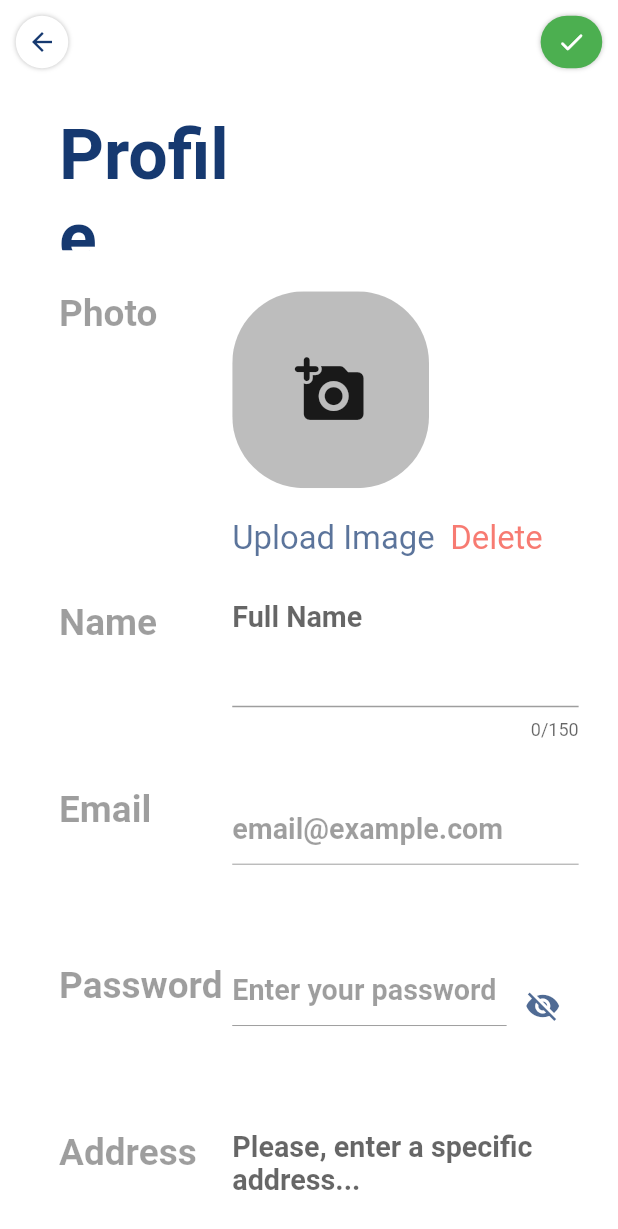
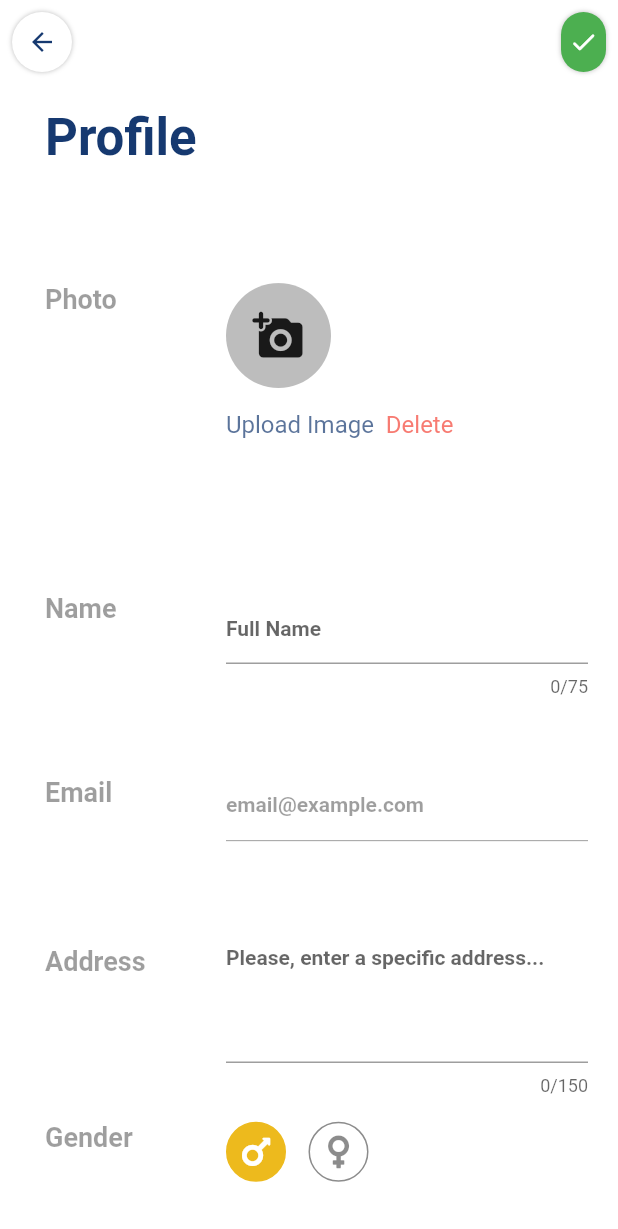
Before and after one commit to omarmeciry21/Shopping-Cart, a Flutter app: the ProfileScreen screen opened by its route, on a phone screen of 412 x 824 dp. Shown: the top 1229 px of the screen. Run offline on Flutter 3.47's test engine with Material 2 defaults, Android fonts, the light colour scheme and no system bars; our stand-ins replace cloud_firestore, firebase_auth, firebase_core, firebase_storage, flutter_slidable, font_awesome_flutter and 3 more; missing offline and left inert: splash_screen_view; accounts and stored records are empty.

Commit message:
git commit

```diff
--- a/lib/ui/about_us/screens/about_us_screen.dart
+++ b/lib/ui/about_us/screens/about_us_screen.dart
@@ -116,7 +116,8 @@ class AboutUsScreen extends StatelessWidget {
                   ),
                   title: Text(
                     'omarmeciry21@gmail.com',
-                    style: kScreenTitleTextStyle(context),
+                    style:
+                        kScreenTitleTextStyle(context).copyWith(fontSize: 16),
                   ),
                 ),
               ),
--- a/lib/ui/login/screens/login_screen.dart
+++ b/lib/ui/login/screens/login_screen.dart
@@ -163,7 +163,7 @@ class _LoginScreenState extends State<LoginScreen> {
                                   duration: Toast.LENGTH_LONG,
                                   textColor: Colors.white,
                                   backgroundColor:
-                                      Colors.grey.withOpacity(0.75));
+                                      Colors.red.withOpacity(0.75));
                             }
 
                             setState(() {
--- a/lib/ui/my_cart/widgets/cart_item_list_widget.dart
+++ b/lib/ui/my_cart/widgets/cart_item_list_widget.dart
@@ -62,7 +62,7 @@ class CartItemListWidget extends StatelessWidget {
                 crossAxisAlignment: CrossAxisAlignment.start,
                 children: [
                   Text(
-                    '${currentProduct.title}',
+                    '${currentProduct.title.length > 15 ? currentProduct.title.substring(0, 15) + '...' : currentProduct.title}',
                     style: kTitleTextStyle(context).copyWith(fontSize: 18),
                   ),
                   SizedBox(
@@ -70,7 +70,7 @@ class CartItemListWidget extends StatelessWidget {
                   ),
                   Text(
                     '${currentProduct.moneySymbol}${currentProduct.price} x ${cartNotifier.items[index].quantity}',
-                    style: kTitleTextStyle(context).copyWith(fontSize: 18),
+                    style: kTitleTextStyle(context).copyWith(fontSize: 14),
                   ),
                 ],
               ),
--- a/lib/ui/profile/screens/profile_screen.dart
+++ b/lib/ui/profile/screens/profile_screen.dart
@@ -89,15 +89,26 @@ class ProfileScreen extends StatelessWidget {
               .copyWith(left: getAdaptiveWidth(30, context)),
           child: ListView(
             children: [
-              ProfileSingleItemRow(
-                firstChild: Text(
+              Container(
+                height: getAppHegiht(context) / 7,
+                child: Padding(
+                  padding: EdgeInsets.symmetric(
+                      vertical: getAdaptiveHeight(10, context)),
+                  child: Row(
+                    crossAxisAlignment: CrossAxisAlignment.start,
+                    children: [
+                      Expanded(
+                        child: Text(
                           'Profile',
                           style: kTitleTextStyle(context).copyWith(
                             fontSize: getAdaptiveHeight(34, context),
                             fontWeight: FontWeight.bold,
                           ),
                         ),
-                secondChild: Container(),
+                      ),
+                    ],
+                  ),
+                ),
               ),
               ImageSection(),
               Consumer<ProfileNotifier>(
@@ -112,9 +123,6 @@ class ProfileScreen extends StatelessWidget {
               EmailSection(
                 emailController: _emailController,
               ),
-              PasswordSection(
-                passController: _passController,
-              ),
               AddressSection(
                 addressController: _addressController,
               ),
@@ -128,51 +136,35 @@ class ProfileScreen extends StatelessWidget {
                 ),
               ),
               Consumer<ProfileNotifier>(
-                builder: (_, profileNotifier, __) => TextFieldProfileItem(
+                builder: (_, profileNotifier, __) => ProfileSingleItemRow(
+                  firstChild: Text(
+                    'Phone',
+                    style: kQuantityTextStyle(context).copyWith(
+                      fontSize: getAdaptiveHeight(18, context),
+                      color: Colors.black38,
+                    ),
+                  ),
+                  secondChild: TextField(
                     controller: _phoneController,
-                  hint: 'Phone number',
-                  label: 'Phone',
+                    style: TextStyle(
+                      color: kDarkBlue,
+                      fontWeight: FontWeight.bold,
+                      fontSize: getAdaptiveHeight(14, context),
+                    ),
+                    decoration: InputDecoration(
+                      hintText: 'Phone number',
+                      contentPadding: EdgeInsets.zero,
+                      errorText: profileNotifier.phoneError,
+                    ),
                     maxLength: 13,
-                  errorText: profileNotifier.phoneError,
                     onChanged: (value) {
                       profileNotifier.onPhoneChanged(value);
                     },
                   ),
                 ),
+              ),
             ],
           ),
-        ),
-      ),
-    );
-  }
-}
-
-class PasswordSection extends StatelessWidget {
-  final TextEditingController passController;
-
-  const PasswordSection({Key key, @required this.passController})
-      : super(key: key);
-
-  @override
-  Widget build(BuildContext context) {
-    return Consumer<ProfileNotifier>(
-      builder: (_, profileNotifier, __) => TextFieldProfileItem(
-        controller: passController,
-        hint: 'Enter your password',
-        label: 'Password',
-        fontSize: 14,
-        isDisabled: true,
-        obscureText: !profileNotifier.isPasswordVisible,
-        trailingIcon: IconButton(
-          icon: Icon(
-            profileNotifier.isPasswordVisible
-                ? Icons.visibility
-                : Icons.visibility_off,
-            color: kDarkBlue.withOpacity(0.75),
-          ),
-          onPressed: () {
-            profileNotifier.togglePasswordVisibility();
-          },
         ),
       ),
     );
@@ -249,8 +241,7 @@ class NameSection extends StatelessWidget {
           contentPadding: EdgeInsets.zero,
           errorText: errorText,
         ),
-        maxLength: 150,
-        maxLines: 5,
+        maxLength: 75,
         onChanged: onChanged,
       ),
     );
--- a/lib/ui/profile/widgets/profile_single_item_row.dart
+++ b/lib/ui/profile/widgets/profile_single_item_row.dart
@@ -6,9 +6,11 @@ class ProfileSingleItemRow extends StatelessWidget {
     Key key,
     @required this.firstChild,
     @required this.secondChild,
+    this.trailingIcon,
     this.height,
   }) : super(key: key);
   final firstChild, secondChild, height;
+  Widget trailingIcon;
   @override
   Widget build(BuildContext context) {
     return Container(
@@ -25,7 +27,8 @@ class ProfileSingleItemRow extends StatelessWidget {
             Expanded(
               flex: 4,
               child: secondChild,
-            )
+            ),
+            trailingIcon == null ? Container() : trailingIcon,
           ],
         ),
       ),
--- a/lib/ui/profile/widgets/textfield_profile_item.dart
+++ b/lib/ui/profile/widgets/textfield_profile_item.dart
@@ -36,10 +36,7 @@ class TextFieldProfileItem extends StatelessWidget {
           style: kSecondaryTextStyle(context),
         ),
       ),
-      secondChild: Row(
-        children: [
-          Expanded(
-            child: TextField(
+      secondChild: TextField(
         enabled: !isDisabled,
         controller: controller,
         obscureText: obscureText,
@@ -53,13 +50,9 @@ class TextFieldProfileItem extends StatelessWidget {
         decoration: InputDecoration(
             hintText: '$hint',
             contentPadding: EdgeInsets.zero,
-                errorText: errorText,
+            errorText: errorText, ),
       ),
-            ),
-          ),
-          trailingIcon == null ? Container() : trailingIcon
-        ],
-      ),
+      trailingIcon: trailingIcon == null ? Container() : trailingIcon,
     );
   }
 }
--- a/lib/ui/size_config.dart
+++ b/lib/ui/size_config.dart
@@ -12,9 +12,11 @@ double getAppWidth(BuildContext context) {
 }
 
 double getAdaptiveWidth(num width, BuildContext context) {
-  return width / 313.92 * MediaQuery.of(context).size.width;
+  //return width / 313.92 * MediaQuery.of(context).size.width;
+  return width.toDouble();
 }
 
 double getAdaptiveHeight(num height, BuildContext context) {
-  return height / 601.92 * MediaQuery.of(context).size.height;
+  //return height / 601.92 * MediaQuery.of(context).size.height;
+  return height.toDouble();
 }
--- a/lib/ui/widgets/product_preview_card.dart
+++ b/lib/ui/widgets/product_preview_card.dart
@@ -60,7 +60,7 @@ class ProductPreviewCard extends StatelessWidget {
                       height: getAdaptiveHeight(5, context),
                     ),
                     Text(
-                      '${currentProduct.title}\n${currentProduct.moneySymbol}${currentProduct.price}',
+                      '${currentProduct.title.length > 15 ? currentProduct.title.substring(0, 15) + '...' : currentProduct.title}\n${currentProduct.moneySymbol}${currentProduct.price}',
                       style: TextStyle(
                         fontWeight: FontWeight.bold,
                         fontSize: 12,
--- a/lib/ui/widgets/single_order_summary.dart
+++ b/lib/ui/widgets/single_order_summary.dart
@@ -101,7 +101,7 @@ Widget _buildSingleLineOrderItem(
       children: [
         Flexible(
           child: Text(
-            '$title',
+            '${title.length > 20 ? title.substring(0, 20) + '...' : title}',
             style: kSingleLineTextStyle(context),
           ),
         ),
--- a/pubspec.yaml
+++ b/pubspec.yaml
@@ -24,7 +24,6 @@ dependencies:
   flutter:
     sdk: flutter
   cloud_firestore: ^2.1.0
-  connectivity: ^3.0.4
   cupertino_icons: ^1.0.2
   firebase_auth: ^1.1.4
   firebase_core: ^1.1.1
```
Also changed, not shown: lib/data_access/manage_data/user.dart (+2 -5 lines), lib/ui/favourites/screens/favourites_screen.dart (+7 -4 lines), lib/ui/featured/screens/featured_products_screen.dart (+7 -4 lines), lib/ui/home/widgets/explore_product_card.dart (+12 -9 lines), pubspec.lock, 8 other files. Lines whose indentation alone changed are shown as unchanged.
